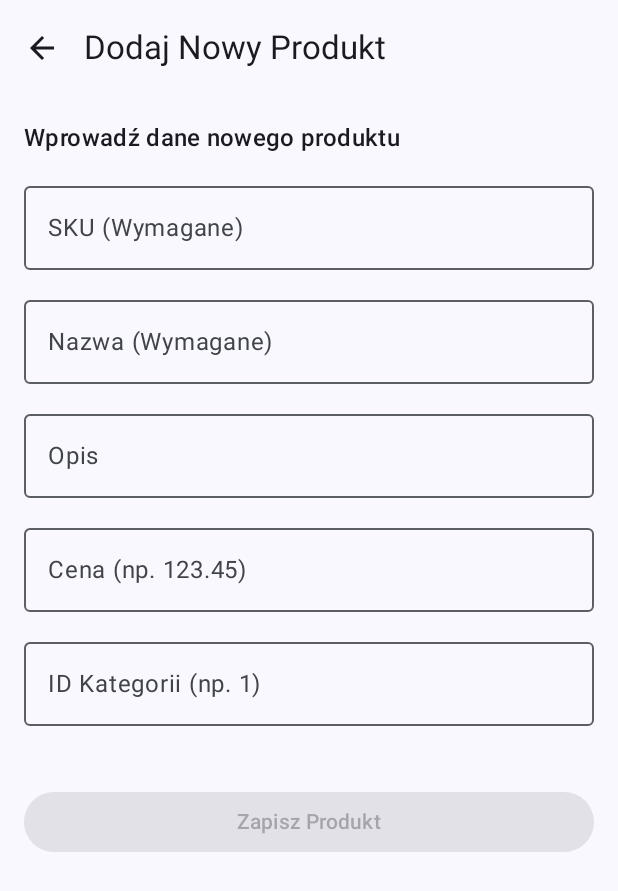
After one commit to jantom38/QRWare1, an Android app built with Jetpack Compose: the AddProductScreen screen opened through its navigation route, on a phone screen of 412 x 824 dp. The commit adds this screen. Shown: the top 891 px of the screen. Run offline under Robolectric (Android 15) with nearby library versions, the phone set to English and light mode, and no system bars; network calls fail.

Commit message:
obsługa produktów

```diff
--- a/Wareapp/app/src/main/java/com/qrware/app/data/dto/ProductDTO.kt
+++ b/Wareapp/app/src/main/java/com/qrware/app/data/dto/ProductDTO.kt
@@ -12,6 +12,5 @@ data class ProductDTO(
     val description: String?,
     val price: BigDecimal?,
     val category: CategoryDTO? // Zagnieżdżone DTO
-    // Zakładam, że na liście nie potrzebujesz wagi, wymiarów itp.
-    // Jeśli tak, dodaj je tutaj.
+
 )
--- a/Wareapp/app/src/main/java/com/qrware/app/data/remote/ApiService.kt
+++ b/Wareapp/app/src/main/java/com/qrware/app/data/remote/ApiService.kt
@@ -69,81 +69,89 @@ interface ApiService {
     suspend fun deletePermission(@Path("id") permissionId: Long): ApiResponse<Unit>
 
 
-    // --- ENDPOINTY INVENTORY (ZAKTUALIZOWANE - USUNIĘTO ApiResponse<...>) ---
+    // --- ENDPOINTY INVENTORY (Poprawione) ---
 
     @GET("api/inventory")
     suspend fun getAllInventoryItems(
         @Query("page") page: Int = 0,
         @Query("size") size: Int = 20,
         @Query("sort") sort: String = "id,asc"
-    ): PaginatedResponse<InventoryItemDTO> // <-- ZMIANA
+    ): PaginatedResponse<InventoryItemDTO>
 
     @GET("api/inventory/{id}")
-    suspend fun getInventoryItemById(@Path("id") itemId: Long): InventoryItemDTO // <-- ZMIANA
+    suspend fun getInventoryItemById(@Path("id") itemId: Long): InventoryItemDTO
 
     @GET("api/inventory/product/{productId}")
-    suspend fun getInventoryByProduct(@Path("productId") productId: Long): List<InventoryItemDTO> // <-- ZMIANA
+    suspend fun getInventoryByProduct(@Path("productId") productId: Long): List<InventoryItemDTO>
 
     @GET("api/inventory/location/{locationId}")
-    suspend fun getInventoryByLocation(@Path("locationId") locationId: Long): List<InventoryItemDTO> // <-- ZMIANA
+    suspend fun getInventoryByLocation(@Path("locationId") locationId: Long): List<InventoryItemDTO>
 
     @GET("api/inventory/status/{status}")
-    suspend fun getInventoryByStatus(@Path("status") status: InventoryStatus): List<InventoryItemDTO> // <-- ZMIANA
+    suspend fun getInventoryByStatus(@Path("status") status: InventoryStatus): List<InventoryItemDTO>
 
     @POST("api/inventory")
-    suspend fun createInventoryItem(@Body request: CreateInventoryRequest): InventoryItemDTO // <-- ZMIANA
+    suspend fun createInventoryItem(@Body request: CreateInventoryRequest): InventoryItemDTO
 
     @PUT("api/inventory/{id}")
     suspend fun updateInventoryItem(
         @Path("id") itemId: Long,
         @Body request: UpdateInventoryRequest
-    ): InventoryItemDTO // <-- ZMIANA
+    ): InventoryItemDTO
 
     @DELETE("api/inventory/{id}")
-    suspend fun deleteInventoryItem(@Path("id") itemId: Long): Response<Unit> // <-- ZMIANA na Response<Unit> dla HTTP 204
+    suspend fun deleteInventoryItem(@Path("id") itemId: Long): Response<Unit>
 
     @POST("api/inventory/{id}/receive")
     suspend fun receiveStock(
         @Path("id") itemId: Long,
         @Body request: QuantityUpdateRequest
-    ): InventoryItemDTO // <-- ZMIANA
+    ): InventoryItemDTO
 
     @POST("api/inventory/{id}/issue")
     suspend fun issueStock(
         @Path("id") itemId: Long,
         @Body request: QuantityUpdateRequest
-    ): InventoryItemDTO // <-- ZMIANA
+    ): InventoryItemDTO
 
-    // --- ENDPOINTY PRODUCTS ---
-    // (Prawdopodobnie też powinny być zmienione, ale na razie zostawiam)
+    // --- ENDPOINTY PRODUCTS (ZAKTUALIZOWANE DO DTO) ---
+
     @GET("api/products")
     suspend fun getAllProducts(
         @Query("page") page: Int = 0,
         @Query("size") size: Int = 20,
         @Query("sort") sort: String = "id,asc"
-    ): ApiResponse<PaginatedResponse<Product>>
-    // ... (reszta bez zmian) ...
+    ): PaginatedResponse<ProductDTO> // <-- ZMIANA
+
     @GET("api/products/{id}")
-    suspend fun getProductById(@Path("id") productId: Long): ApiResponse<Product>
+    suspend fun getProductById(@Path("id") productId: Long): ProductDTO // <-- ZMIANA
+
     @GET("api/products/sku/{sku}")
-    suspend fun getProductBySku(@Path("sku") sku: String): ApiResponse<Product>
+    suspend fun getProductBySku(@Path("sku") sku: String): ProductDTO // <-- ZMIANA
+
     @GET("api/products/category/{categoryId}")
-    suspend fun getProductsByCategory(@Path("categoryId") categoryId: Long): ApiResponse<List<Product>>
+    suspend fun getProductsByCategory(@Path("categoryId") categoryId: Long): List<ProductDTO> // <-- ZMIANA
+
     @GET("api/products/search")
-    suspend fun searchProducts(@Query("query") query: String): ApiResponse<List<Product>>
+    suspend fun searchProducts(@Query("query") query: String): List<ProductDTO> // <-- ZMIANA
+
     @GET("api/products/active")
-    suspend fun getActiveProducts(): ApiResponse<List<Product>>
+    suspend fun getActiveProducts(): List<ProductDTO> // <-- ZMIANA
+
     @POST("api/products")
-    suspend fun createProduct(@Body request: CreateProductRequest): ApiResponse<Product>
+    suspend fun createProduct(@Body request: CreateProductRequest): ProductDTO // <-- ZMIANA
+
     @PUT("api/products/{id}")
     suspend fun updateProduct(
         @Path("id") productId: Long,
         @Body request: UpdateProductRequest
-    ): ApiResponse<Product>
+    ): ProductDTO // <-- ZMIANA
+
     @DELETE("api/products/{id}")
-    suspend fun deleteProduct(@Path("id") productId: Long): ApiResponse<Unit>
+    suspend fun deleteProduct(@Path("id") productId: Long): Response<Unit> // <-- ZMIANA
+
     @PATCH("api/products/{id}/toggle-active")
-    suspend fun toggleProductActive(@Path("id") productId: Long): ApiResponse<Product>
+    suspend fun toggleProductActive(@Path("id") productId: Long): ProductDTO // <-- ZMIANA
 }
 
 // ... (TestService i HealthService bez zmian) ...
--- a/Wareapp/app/src/main/java/com/qrware/app/di/AppContainer.kt
+++ b/Wareapp/app/src/main/java/com/qrware/app/di/AppContainer.kt
@@ -7,6 +7,7 @@ import com.qrware.app.data.repository.*
 import com.qrware.app.security.TokenManager
 import com.qrware.app.data.remote.ApiService
 import com.qrware.app.data.repository.UserManagementRepository
+import com.qrware.app.ui.viewmodel.AddProductViewModelFactory
 import com.qrware.app.ui.viewmodel.AddUserViewModelFactory
 import com.qrware.app.ui.viewmodel.EditUserViewModelFactory
 import com.qrware.app.ui.viewmodel.InventoryViewModelFactory
@@ -44,6 +45,9 @@ class AppContainer(context: Context) {
     val productRepository by lazy {
         ProductRepository(apiService)
     }
+    val addProductViewModelFactory by lazy {
+        AddProductViewModelFactory(productRepository)
+    }
     // Fabryka dla ListUsersViewModel
     val listUsersViewModelFactory: ViewModelProvider.Factory by lazy {
         ListUsersViewModelFactory(userManagementRepository)
@@ -68,4 +72,5 @@ class AppContainer(context: Context) {
     fun createEditUserViewModelFactory(userId: Long): ViewModelProvider.Factory {
         return EditUserViewModelFactory(userManagementRepository, userId)
     }
+
 }
--- a/Wareapp/app/src/main/java/com/qrware/app/ui/navigation/AppNavigation.kt
+++ b/Wareapp/app/src/main/java/com/qrware/app/ui/navigation/AppNavigation.kt
@@ -1,7 +1,11 @@
 package com.qrware.app.ui.navigation
 
+import androidx.compose.foundation.layout.fillMaxSize
+import androidx.compose.foundation.layout.padding
 import androidx.compose.material3.Text
 import androidx.compose.runtime.*
+import androidx.compose.ui.Modifier
+import androidx.compose.ui.unit.dp
 import androidx.lifecycle.viewmodel.compose.viewModel
 import androidx.navigation.NavType
 import androidx.navigation.compose.*
@@ -34,6 +38,7 @@ fun AppNavigation(appContainer: AppContainer) {
     }
     if (startDestination != null) {
         NavHost(navController = navController, startDestination = startDestination!!) {
+            // ... (Trasy login, register, home, health bez zmian) ...
             composable("login") {
                 val loginViewModel: LoginViewModel = viewModel(
                     factory = LoginViewModelFactory(appContainer.authRepository, appContainer.tokenManager)
@@ -59,25 +64,16 @@ fun AppNavigation(appContainer: AppContainer) {
                 HealthCheckScreen(navController = navController, viewModel = healthViewModel)
             }
 
-            // --- SEKCJA ZARZĄDZANIA UŻYTKOWNIKAMI ---
-
-            // 1. Główny ekran "hub" z kafelkami
+            // ... (Sekcja Zarządzania Użytkownikami bez zmian) ...
             composable("manage_users") {
                 ManageUsersScreen(navController = navController)
             }
-
-            // 2. Ekran listy użytkowników (docelowy)
             composable("manage_users_list") {
-                // Tworzymy ViewModel używając Factory i AppContainer
                 val listUsersViewModel: ListUsersViewModel = viewModel(
                     factory = ListUsersViewModelFactory(appContainer.userManagementRepository)
                 )
                 ListUsersScreen(navController = navController, viewModel = listUsersViewModel)
             }
-
-            // 3. Ekran dodawania użytkownika (docelowy)
-
-            // 4. Ekran zarządzania rolami (docelowy)
             composable(AdminRoutes.MANAGE_ROLES) {
                 ManageRolesScreen(
                     navController = navController,
@@ -90,35 +86,15 @@ fun AppNavigation(appContainer: AppContainer) {
                     viewModel = viewModel(factory = appContainer.managePermissionsViewModelFactory)
                 )
             }
-
-            // --- POZOSTAŁE TRASY (BEZ DUPLIKATÓW) ---
-
-            composable("manage_products") {
-                ManageProductsScreen(navController = navController)
-            }
-            composable("inventory") {
-                InventoryScreen(navController = navController, appContainer = appContainer)
-            }
-            composable("scan_qr") {
-                ScanQrScreen(navController = navController)
-            }
-
             composable(
                 route = "admin_edit_user/{userId}",
                 arguments = listOf(navArgument("userId") { type = NavType.LongType })
             ) { backStackEntry ->
-
-                // Pobierz ID użytkownika z argumentów nawigacji
                 val userId = backStackEntry.arguments?.getLong("userId")
-
                 if (userId == null) {
-                    // Obsługa błędu - nawiguj z powrotem, jeśli nie ma ID
                     Text("Błąd: Brak ID użytkownika")
-                    LaunchedEffect(Unit) {
-                        navController.popBackStack()
-                    }
+                    LaunchedEffect(Unit) { navController.popBackStack() }
                 } else {
-                    // Utwórz ViewModel używając dedykowanej fabryki
                     val editUserViewModel: EditUserViewModel = viewModel(
                         factory = appContainer.createEditUserViewModelFactory(userId)
                     )
@@ -129,7 +105,6 @@ fun AppNavigation(appContainer: AppContainer) {
                 }
             }
             composable("admin_add_user") {
-                // Utwórz ViewModel używając dedykowanej fabryki
                 val addUserViewModel: AddUserViewModel = viewModel(
                     factory = appContainer.addUserViewModelFactory
                 )
@@ -138,6 +113,34 @@ fun AppNavigation(appContainer: AppContainer) {
                     viewModel = addUserViewModel
                 )
             }
+
+            // --- SEKCJA PRODUKTÓW I MAGAZYNU ---
+
+            composable("manage_products") {
+                // TODO: Zastąp tymczasowy tekst prawdziwym ekranem
+                Text("Ekran Zarządzania Produktami", modifier = Modifier.padding(32.dp).fillMaxSize())
+            }
+
+            composable("inventory") {
+                InventoryScreen(navController = navController, appContainer = appContainer)
+            }
+
+            // --- NOWA TRASA DLA DODAWANIA PRODUKTU ---
+            composable("add_product") {
+                // Upewnij się, że masz `addProductViewModelFactory` w AppContainer
+                // (Instrukcje, jak to dodać, znajdziesz poniżej)
+                val addProductViewModel: AddProductViewModel = viewModel(
+                    factory = appContainer.addProductViewModelFactory
+                )
+                AddProductScreen(
+                    navController = navController,
+                    viewModel = addProductViewModel
+                )
+            }
+
+            composable("scan_qr") {
+                ScanQrScreen(navController = navController)
             }
         }
     }
+}
--- /dev/null
+++ b/Wareapp/app/src/main/java/com/qrware/app/ui/screens/AddProductScreen.kt
@@ -0,0 +1,141 @@
+package com.qrware.app.ui.screens
+
+import androidx.compose.foundation.layout.*
+import androidx.compose.foundation.rememberScrollState
+import androidx.compose.foundation.text.KeyboardOptions
+import androidx.compose.foundation.verticalScroll
+import androidx.compose.material.icons.Icons
+import androidx.compose.material.icons.automirrored.filled.ArrowBack
+import androidx.compose.material3.*
+import androidx.compose.runtime.*
+import androidx.compose.ui.Modifier
+import androidx.compose.ui.text.input.ImeAction
+import androidx.compose.ui.text.input.KeyboardType
+import androidx.compose.ui.unit.dp
+import androidx.navigation.NavController
+import com.qrware.app.ui.viewmodel.AddProductViewModel
+import kotlinx.coroutines.delay
+
+@OptIn(ExperimentalMaterial3Api::class)
+@Composable
+fun AddProductScreen(
+    navController: NavController,
+    viewModel: AddProductViewModel
+) {
+    val uiState by viewModel.uiState.collectAsState()
+    val snackbarHostState = remember { SnackbarHostState() }
+
+    // Stany dla pól formularza
+    var sku by remember { mutableStateOf("") }
+    var name by remember { mutableStateOf("") }
+    var description by remember { mutableStateOf("") }
+    var price by remember { mutableStateOf("") }
+    var categoryId by remember { mutableStateOf("") }
+
+    // Obsługa komunikatów (błąd lub sukces)
+    LaunchedEffect(uiState.error, uiState.successMessage) {
+        uiState.error?.let {
+            snackbarHostState.showSnackbar(it, duration = SnackbarDuration.Long)
+            viewModel.clearMessages()
+        }
+        uiState.successMessage?.let {
+            snackbarHostState.showSnackbar(it, duration = SnackbarDuration.Short)
+            delay(1500) // Daj czas na przeczytanie
+            viewModel.clearMessages()
+            navController.popBackStack() // Wróć do ekranu listy
+        }
+    }
+
+    Scaffold(
+        snackbarHost = { SnackbarHost(hostState = snackbarHostState) },
+        topBar = {
+            TopAppBar(
+                title = { Text("Dodaj Nowy Produkt") },
+                navigationIcon = {
+                    IconButton(onClick = { navController.popBackStack() }) {
+                        Icon(Icons.AutoMirrored.Filled.ArrowBack, contentDescription = "Wróć")
+                    }
+                }
+            )
+        }
+    ) { paddingValues ->
+        Column(
+            modifier = Modifier
+                .fillMaxSize()
+                .padding(paddingValues)
+                .padding(16.dp)
+                .verticalScroll(rememberScrollState()),
+            verticalArrangement = Arrangement.spacedBy(12.dp)
+        ) {
+
+            Text("Wprowadź dane nowego produktu", style = MaterialTheme.typography.titleMedium)
+
+            OutlinedTextField(
+                value = sku,
+                onValueChange = { sku = it },
+                label = { Text("SKU (Wymagane)") },
+                modifier = Modifier.fillMaxWidth(),
+                singleLine = true,
+                keyboardOptions = KeyboardOptions(imeAction = ImeAction.Next)
+            )
+
+            OutlinedTextField(
+                value = name,
+                onValueChange = { name = it },
+                label = { Text("Nazwa (Wymagane)") },
+                modifier = Modifier.fillMaxWidth(),
+                singleLine = true,
+                keyboardOptions = KeyboardOptions(imeAction = ImeAction.Next)
+            )
+
+            OutlinedTextField(
+                value = description,
+                onValueChange = { description = it },
+                label = { Text("Opis") },
+                modifier = Modifier.fillMaxWidth(),
+                keyboardOptions = KeyboardOptions(imeAction = ImeAction.Next)
+            )
+
+            OutlinedTextField(
+                value = price,
+                onValueChange = { price = it },
+                label = { Text("Cena (np. 123.45)") },
+                modifier = Modifier.fillMaxWidth(),
+                keyboardOptions = KeyboardOptions(
+                    keyboardType = KeyboardType.Decimal,
+                    imeAction = ImeAction.Next
+                )
+            )
+
+            OutlinedTextField(
+                value = categoryId,
+                onValueChange = { categoryId = it },
+                label = { Text("ID Kategorii (np. 1)") },
+                modifier = Modifier.fillMaxWidth(),
+                keyboardOptions = KeyboardOptions(
+                    keyboardType = KeyboardType.Number,
+                    imeAction = ImeAction.Done
+                )
+            )
+
+            Spacer(modifier = Modifier.height(16.dp))
+
+            Button(
+                onClick = {
+                    val priceDecimal = price.toBigDecimalOrNull()
+                    val catIdLong = categoryId.toLongOrNull()
+                    viewModel.createProduct(sku, name, description, priceDecimal, catIdLong)
+                },
+                modifier = Modifier.fillMaxWidth(),
+                // Przycisk jest nieaktywny, jeśli trwa ładowanie lub brakuje wymaganych pól
+                enabled = !uiState.isLoading && sku.isNotBlank() && name.isNotBlank()
+            ) {
+                if (uiState.isLoading) {
+                    CircularProgressIndicator(modifier = Modifier.size(24.dp))
+                } else {
+                    Text("Zapisz Produkt")
+                }
+            }
+        }
+    }
+}
--- /dev/null
+++ b/Wareapp/app/src/main/java/com/qrware/app/ui/viewmodel/AddProductViewModel.kt
@@ -0,0 +1,65 @@
+package com.qrware.app.ui.viewmodel
+
+import androidx.lifecycle.ViewModel
+import androidx.lifecycle.viewModelScope
+import com.qrware.app.data.model.CreateProductRequest
+import com.qrware.app.data.repository.ProductRepository
+import kotlinx.coroutines.flow.MutableStateFlow
+import kotlinx.coroutines.flow.StateFlow
+import kotlinx.coroutines.flow.asStateFlow
+import kotlinx.coroutines.launch
+import java.math.BigDecimal
+
+// Stan UI dla ekranu dodawania produktu
+data class AddProductUiState(
+    val isLoading: Boolean = false,
+    val error: String? = null,
+    val successMessage: String? = null
+)
+
+class AddProductViewModel(
+    private val productRepository: ProductRepository
+) : ViewModel() {
+
+    private val _uiState = MutableStateFlow(AddProductUiState())
+    val uiState: StateFlow<AddProductUiState> = _uiState.asStateFlow()
+
+    fun createProduct(
+        sku: String,
+        name: String,
+        description: String?,
+        price: BigDecimal?,
+        categoryId: Long?
+    ) {
+        viewModelScope.launch {
+            _uiState.value = AddProductUiState(isLoading = true)
+            try {
+                // Tworzymy obiekt żądania
+                val request = CreateProductRequest(
+                    sku = sku,
+                    name = name,
+                    description = description,
+                    price = price,
+                    categoryId = categoryId
+                    // Możesz dodać więcej pól, jeśli formularz je obsługuje
+                )
+
+                // Wywołujemy repozytorium
+                val newProduct = productRepository.createProduct(request)
+
+                _uiState.value = AddProductUiState(
+                    successMessage = "Produkt ${newProduct.name} został utworzony!"
+                )
+            } catch (e: Exception) {
+                _uiState.value = AddProductUiState(
+                    error = e.message ?: "Wystąpił nieznany błąd"
+                )
+            }
+        }
+    }
+
+    // Funkcja do czyszczenia komunikatów po ich wyświetleniu
+    fun clearMessages() {
+        _uiState.value = _uiState.value.copy(error = null, successMessage = null)
+    }
+}
--- /dev/null
+++ b/Wareapp/app/src/main/java/com/qrware/app/ui/viewmodel/AddProductViewModelFactory.kt
@@ -0,0 +1,18 @@
+package com.qrware.app.ui.viewmodel
+
+import androidx.lifecycle.ViewModel
+import androidx.lifecycle.ViewModelProvider
+import com.qrware.app.data.repository.ProductRepository
+
+class AddProductViewModelFactory(
+    private val productRepository: ProductRepository
+) : ViewModelProvider.Factory {
+
+    @Suppress("UNCHECKED_CAST")
+    override fun <T : ViewModel> create(modelClass: Class<T>): T {
+        if (modelClass.isAssignableFrom(AddProductViewModel::class.java)) {
+            return AddProductViewModel(productRepository) as T
+        }
+        throw IllegalArgumentException("Unknown ViewModel class")
+    }
+}
--- a/Wareapp/app/src/main/java/com/qrware/app/ui/viewmodel/InventoryViewModel.kt
+++ b/Wareapp/app/src/main/java/com/qrware/app/ui/viewmodel/InventoryViewModel.kt
@@ -25,12 +25,11 @@ class InventoryViewModel(
         viewModelScope.launch {
             _uiState.value = _uiState.value.copy(isLoading = true, error = null)
             try {
-                // ZMIANA: response to teraz PaginatedResponse<InventoryItemDTO>
                 val response = inventoryRepository.getAllInventoryItems(page, size)
                 _uiState.value = _uiState.value.copy(
                     isLoading = false,
-                    inventoryItems = response.content, // <-- ZMIANA (bez .data)
-                    totalPages = response.totalPages, // <-- ZMIANA (bez .data)
+                    inventoryItems = response.content,
+                    totalPages = response.totalPages,
                     currentPage = page
                 )
             } catch (e: Exception) {
--- a/src/main/java/com/qrware/security/config/SecurityConfig.java
+++ b/src/main/java/com/qrware/security/config/SecurityConfig.java
@@ -124,7 +124,7 @@ public class SecurityConfig {
 
             // Product management
             .requestMatchers(HttpMethod.GET, "/api/products/**").hasAnyRole("USER", "WAREHOUSE_MANAGER", "ADMIN")
-            .requestMatchers(HttpMethod.POST, "/api/products/**").hasAnyRole("WAREHOUSE_MANAGER", "ADMIN")
+            .requestMatchers(HttpMethod.POST, "/api/products/**").hasAuthority("ADMIN_FULL")
             .requestMatchers(HttpMethod.PUT, "/api/products/**").hasAnyRole("WAREHOUSE_MANAGER", "ADMIN")
             .requestMatchers(HttpMethod.DELETE, "/api/products/**").hasRole("ADMIN")
 
```
Also changed, not shown: Wareapp/app/src/main/java/com/qrware/app/data/repository/ProductRepository.kt (+15 -27 lines), Wareapp/app/src/main/java/com/qrware/app/ui/screens/InventoryScreen.kt (+24 -12 lines), 6 other files.
